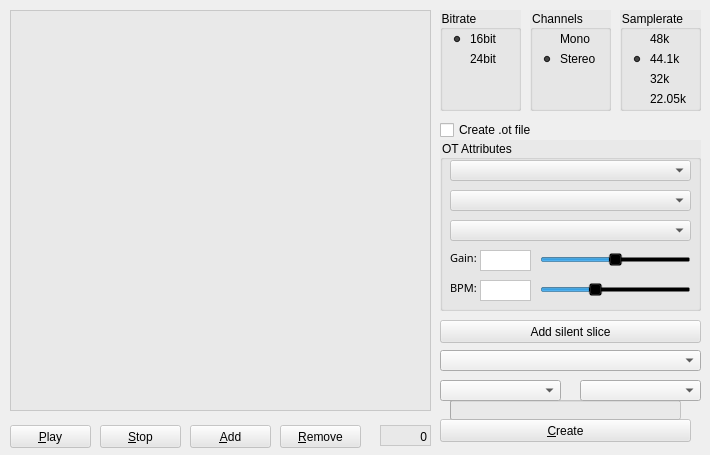
Old version of the form tabgridwidget.ui in the repository KaiDrange/OctaChainer.
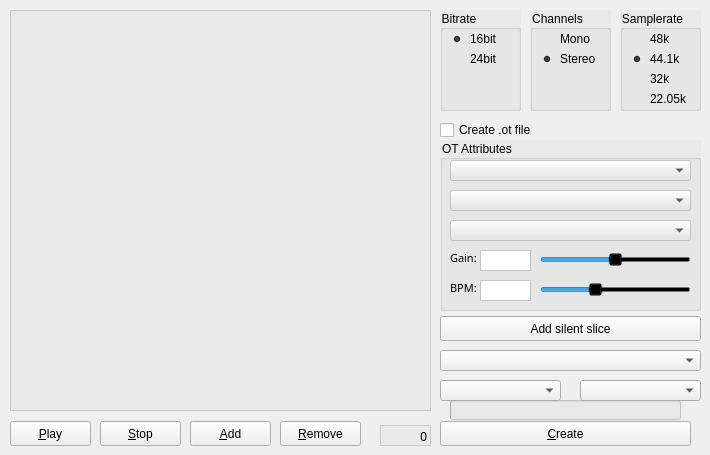
New version of the form.

Commit message:
Remove button style sheets
This makes the standard macOS button appearance work.

What changed in the file:
```diff
--- a/tabgridwidget.ui
+++ b/tabgridwidget.ui
@@ -17,14 +17,11 @@
    <property name="geometry">
     <rect>
      <x>440</x>
-     <y>320</y>
+     <y>316</y>
      <width>261</width>
-     <height>23</height>
+     <height>25</height>
     </rect>
    </property>
-   <property name="styleSheet">
-    <string notr="true">background-color: rgba(230, 230, 230, 150);</string>
-   </property>
    <property name="text">
     <string>Add silent slice</string>
    </property>
@@ -49,13 +46,13 @@
    <property name="geometry">
     <rect>
      <x>280</x>
-     <y>425</y>
+     <y>421</y>
      <width>81</width>
-     <height>23</height>
+     <height>25</height>
     </rect>
    </property>
    <property name="styleSheet">
-    <string notr="true">background-color: rgba(230, 230, 230, 150);</string>
+    <string notr="true"/>
    </property>
    <property name="text">
     <string>&amp;Remove</string>
@@ -68,13 +65,13 @@
    <property name="geometry">
     <rect>
      <x>190</x>
-     <y>425</y>
+     <y>421</y>
      <width>81</width>
-     <height>23</height>
+     <height>25</height>
     </rect>
    </property>
    <property name="styleSheet">
-    <string notr="true">background-color: rgba(230, 230, 230, 150);</string>
+    <string notr="true"/>
    </property>
    <property name="text">
     <string>&amp;Add</string>
@@ -87,13 +84,13 @@
    <property name="geometry">
     <rect>
      <x>10</x>
-     <y>425</y>
+     <y>421</y>
      <width>81</width>
-     <height>23</height>
+     <height>25</height>
     </rect>
    </property>
    <property name="styleSheet">
-    <string notr="true">background-color: rgba(230, 230, 230, 150);</string>
+    <string notr="true"/>
    </property>
    <property name="text">
     <string>&amp;Play</string>
@@ -189,13 +186,13 @@
    <property name="geometry">
     <rect>
      <x>440</x>
-     <y>419</y>
+     <y>421</y>
      <width>251</width>
-     <height>23</height>
+     <height>25</height>
     </rect>
    </property>
    <property name="styleSheet">
-    <string notr="true">background-color: rgba(230, 230, 230, 150);</string>
+    <string notr="true"/>
    </property>
    <property name="text">
     <string>&amp;Create</string>
@@ -480,13 +477,13 @@
    <property name="geometry">
     <rect>
      <x>100</x>
-     <y>425</y>
+     <y>421</y>
      <width>81</width>
-     <height>23</height>
+     <height>25</height>
     </rect>
    </property>
    <property name="styleSheet">
-    <string notr="true">background-color: rgba(230, 230, 230, 150);</string>
+    <string notr="true"/>
    </property>
    <property name="text">
     <string>&amp;Stop</string>
```
The commit also changes 3 other files.
